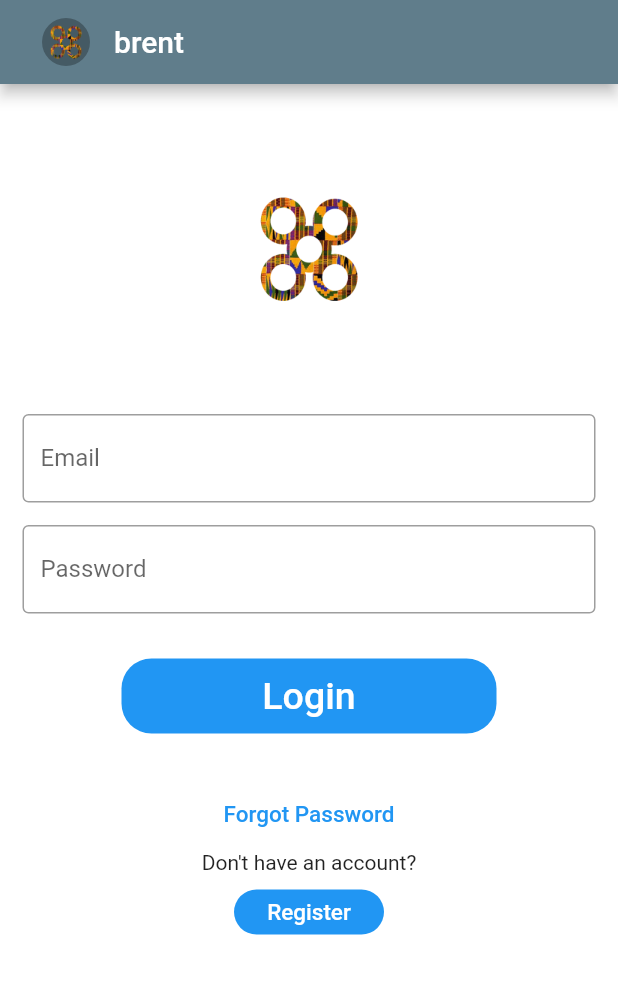
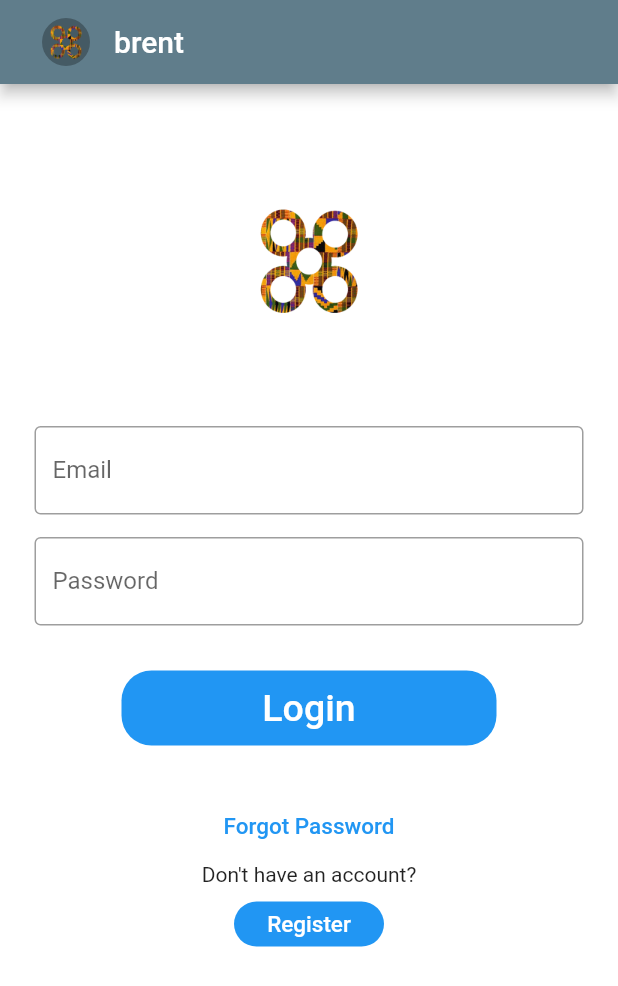
Before and after one commit to joehurdles/flutter-rent-app, a Flutter app: the DualRegisterView screen opened directly, after a tap on "LogIn As Property Owner", on a phone screen of 412 x 824 dp. Shown: the top 986 px of the screen. Run offline on Flutter 3.47's test engine with Material 2 defaults, Android fonts, the phone set to English and light mode, and no system bars; our stand-ins replace carousel_slider, shared_preferences; accounts and stored records are empty; network calls fail.

Commit message:
code refactored

```diff
--- a/lib/views/dual_register.dart
+++ b/lib/views/dual_register.dart
@@ -22,12 +22,12 @@ class DualRegisterView extends StatelessWidget {
 
             ),
       ),
-        title: Text("brent"),
+        title: const Text("brent"),
       ),
        body:
         ListView(
 
-      padding: EdgeInsets.all(10),
+      padding: const EdgeInsets.all(10),
 
         children: [
            Container(
@@ -40,14 +40,14 @@ class DualRegisterView extends StatelessWidget {
                   Navigator.push(
                       context, MaterialPageRoute(builder: (_) => LandlordLogin()));
                 },
-                child: Text(
+                child: const Text(
                   'LogIn As Property Owner',
                   style: TextStyle(color: Colors.white, fontSize: 15),
                 ),
               ),
             ),
 
-             SizedBox(
+             const SizedBox(
               height: 40,
            ),
 
@@ -61,14 +61,14 @@ class DualRegisterView extends StatelessWidget {
                   Navigator.push(
                       context, MaterialPageRoute(builder: (_) => Login()));
                 },
-                child: Text(
+                child: const Text(
                   'LogIn As Tenant',
                   style: TextStyle(color: Colors.white, fontSize: 15),
                 ),
               ),
             ),
 
-          SizedBox(
+          const SizedBox(
               height: 100,
            ),
 
@@ -82,14 +82,14 @@ class DualRegisterView extends StatelessWidget {
                   Navigator.push(
                       context, MaterialPageRoute(builder: (_) => LandlordRegisterView()));
                 },
-                child: Text(
+                child: const Text(
                   'Register As Property Owner',
                   style: TextStyle(color: Colors.white, fontSize: 15),
                 ),
               ),
             ),
 
-             SizedBox(
+             const SizedBox(
               height: 40,
            ),
 
@@ -103,7 +103,7 @@ class DualRegisterView extends StatelessWidget {
                   Navigator.push(
                       context, MaterialPageRoute(builder: (_) => RegisterView()));
                 },
-                child: Text(
+                child: const Text(
                   'Register As Tenant',
                   style: TextStyle(color: Colors.white, fontSize: 15),
                 ),
--- a/lib/views/house_view.dart
+++ b/lib/views/house_view.dart
@@ -51,12 +51,12 @@ class HouseView extends StatelessWidget {
 
           leading: Image.asset('assets/images/loyalKenss.png'),
            title: Text(description,
-           style:TextStyle(
+           style:const TextStyle(
              fontSize:15,
              fontWeight: FontWeight.w800,
              color: Colors.black),
              ),
-             subtitle: Text("Location: "+location, style:TextStyle(fontSize:12,fontWeight: FontWeight.w500, color: Colors.black),
+             subtitle: Text("Location: "+location, style:const TextStyle(fontSize:12,fontWeight: FontWeight.w500, color: Colors.black),
         ),
            trailing: Row(
           mainAxisSize: MainAxisSize.min,
--- a/lib/views/item1.dart
+++ b/lib/views/item1.dart
@@ -1,12 +1,11 @@
 import 'package:flutter/material.dart';
-import 'package:carousel_slider/carousel_slider.dart';
 
 class Item1 extends StatelessWidget {
   const Item1({Key? key}) : super(key: key);
 @override
   Widget build(BuildContext context) {
     return Container(
-      decoration: BoxDecoration(
+      decoration: const BoxDecoration(
         gradient: LinearGradient(
           begin: Alignment.topLeft,
           end: Alignment.bottomRight,
@@ -16,7 +15,7 @@ class Item1 extends StatelessWidget {
       ),
       child: Column(
         mainAxisAlignment: MainAxisAlignment.center,
-        children: <Widget>[
+        children: const <Widget>[
         Image(image: NetworkImage('https://images.unsplash.com/photo-1505691938895-1758d7feb511?ixlib=rb-1.2.1&ixid=MnwxMjA3fDB8MHxwaG90by1wYWdlfHx8fGVufDB8fHx8&auto=format&fit=crop&w=870&q=80'),
             height: 492.0,
             fit: BoxFit.cover,
--- a/lib/views/item2.dart
+++ b/lib/views/item2.dart
@@ -1,11 +1,10 @@
 import 'package:flutter/material.dart';
-import 'package:carousel_slider/carousel_slider.dart';
 class Item2 extends StatelessWidget {
   const Item2({Key? key}) : super(key: key);
 @override
   Widget build(BuildContext context) {
     return Container(
-      decoration: BoxDecoration(
+      decoration: const BoxDecoration(
         gradient: LinearGradient(
           begin: Alignment.topLeft,
           end: Alignment.bottomRight,
@@ -15,7 +14,7 @@ class Item2 extends StatelessWidget {
       ),
       child: Column(
         mainAxisAlignment: MainAxisAlignment.center,
-        children: <Widget>[
+        children: const <Widget>[
         Image(image: NetworkImage('https://images.unsplash.com/flagged/photo-1556438758-1d61c8c65409?ixlib=rb-1.2.1&ixid=MnwxMjA3fDB8MHxwaG90by1wYWdlfHx8fGVufDB8fHx8&auto=format&fit=crop&w=874&q=80'),
             height: 492.0,
             fit: BoxFit.cover,
--- a/lib/views/item3.dart
+++ b/lib/views/item3.dart
@@ -1,13 +1,11 @@
 import 'package:flutter/material.dart';
-import 'package:carousel_slider/carousel_slider.dart';
-import 'package:rent/views/card_view.dart';
 
 class Item3 extends StatelessWidget {
   const Item3({Key? key}) : super(key: key);
 @override
   Widget build(BuildContext context) {
     return Container(
-      decoration: BoxDecoration(
+      decoration: const BoxDecoration(
         gradient: LinearGradient(
           begin: Alignment.topLeft,
           end: Alignment.bottomRight,
@@ -17,7 +15,7 @@ class Item3 extends StatelessWidget {
       ),
       child: Column(
         mainAxisAlignment: MainAxisAlignment.center,
-        children: <Widget>[
+        children: const <Widget>[
         Image(image: NetworkImage('https://images.unsplash.com/photo-1530629013299-6cb10d168419?ixlib=rb-1.2.1&ixid=MnwxMjA3fDB8MHxwaG90by1wYWdlfHx8fGVufDB8fHx8&auto=format&fit=crop&w=867&q=80'),
             height: 492.0,
             fit: BoxFit.cover,
--- a/lib/views/landlord_login.dart
+++ b/lib/views/landlord_login.dart
@@ -1,10 +1,16 @@
 import 'package:flutter/material.dart';
 import 'package:rent/views/landlord_register.dart';
 import 'package:rent/views/ownerViewProfile.dart';
-import 'package:rent/views/welcome_view.dart';
 import 'package:http/http.dart' as http;
 import 'dart:convert';
 import 'package:shared_preferences/shared_preferences.dart';
+
+
+// update
+
+
+
+
 
 class LandlordLogin extends StatefulWidget {
   @override
@@ -12,8 +18,10 @@ class LandlordLogin extends StatefulWidget {
 }
 bool isLoading = false;
 
+class _LandlordLoginState extends State<LandlordLogin> {
+  final TextEditingController _controller = TextEditingController();
+  final TextEditingController _controller1 = TextEditingController();
 
-class _LandlordLoginState extends State<LandlordLogin> {
 
   createLogin(String email, String password) async {
   Map data = {
@@ -40,15 +48,27 @@ class _LandlordLoginState extends State<LandlordLogin> {
       sharedPreferences.setString("token", jsonData['token']);
       // Navigator.of(context).pushNamedAndRemoveUntil(HouseView(), (Route<dynamic> route ) => false);
       Navigator.push(context, MaterialPageRoute(builder: (_) => const OwnerProfile()));
+
     });
-    print(jsonData['token']);
+
 
   } else {
+    isLoading =false;
+    (context) {
+      const Text(
+              'Failed',
+              style: TextStyle(color: Colors.white, fontSize: 25),
+            );
+
+    };
+
     // If the server did not return a 201 CREATED response,
     // then throw an exception.
+
     throw Exception('Failed to create album.');
   }
 }
+
 
   @override
   Widget build(BuildContext context) {
@@ -56,25 +76,32 @@ class _LandlordLoginState extends State<LandlordLogin> {
       backgroundColor: Colors.white,
       appBar: AppBar(
         leadingWidth: 60,
-      leading:  Padding(
+        leading: Padding(
           padding: const EdgeInsets.only(left: 28.0),
           child: CircleAvatar(
-              radius: 30,
-              child: Image.asset('assets/images/loyalKenss.png')
+              radius: 30, child: Image.asset('assets/images/loyalKenss.png')
               // backgroundImage: NetworkImage('https://images.unsplash.com/photo-1585771724684-38269d6639fd?ixlib=rb-1.2.1&ixid=MnwxMjA3fDB8MHxwaG90by1wYWdlfHx8fGVufDB8fHx8&auto=format&fit=crop&w=1170&q=80')
 
               ),
         ),
-        title: Text("brent"),
+        title: const Text("brent"),
       ),
-      body: SingleChildScrollView(
-        child: Column(
+      body: Container(
+        alignment: Alignment.center,
+        padding: const EdgeInsets.all(8.0),
+        child: isLoading ? const Center(child:  CircularProgressIndicator()) : buildColumn(),
+
+      ),
+    );
+  }
+
+  Column buildColumn() {
+    return Column(
       children: <Widget>[
         Padding(
           padding: const EdgeInsets.all(10.0),
-
           child: Center(
-                child: Container(
+            child: SizedBox(
                 width: 100,
                 height: 200,
                 /*decoration: BoxDecoration(
@@ -85,9 +112,10 @@ class _LandlordLoginState extends State<LandlordLogin> {
         ),
         Padding(
           //padding: const EdgeInsets.only(left:15.0,right: 15.0,top:0,bottom: 0),
-              padding: EdgeInsets.symmetric(horizontal: 15),
+          padding: const EdgeInsets.symmetric(horizontal: 15),
           child: TextField(
-                decoration: InputDecoration(
+            controller: _controller,
+            decoration: const InputDecoration(
                 border: OutlineInputBorder(),
                 labelText: 'Email',
                 hintText: 'Enter valid email id as abc@gmail.com'),
@@ -98,15 +126,15 @@ class _LandlordLoginState extends State<LandlordLogin> {
               left: 15.0, right: 15.0, top: 15, bottom: 0),
           //padding: EdgeInsets.symmetric(horizontal: 15),
           child: TextField(
-
+            controller: _controller1,
             obscureText: true,
-                decoration: InputDecoration(
+            decoration: const InputDecoration(
                 border: OutlineInputBorder(),
                 labelText: 'Password',
                 hintText: 'Enter secure password'),
           ),
         ),
-           SizedBox(
+        const SizedBox(
           height: 30,
         ),
         Container(
@@ -116,30 +144,34 @@ class _LandlordLoginState extends State<LandlordLogin> {
               color: Colors.blue, borderRadius: BorderRadius.circular(20)),
           child: FlatButton(
             onPressed: () {
-                  Navigator.push(
-                      context, MaterialPageRoute(builder: (_) => OwnerProfile()));
+              setState(() {
+                isLoading = true;
+
+              });
+              createLogin(_controller.text, _controller1.text);
+              // Navigator.push(
+              //     context, MaterialPageRoute(builder: (_) => MyHomePage()));
             },
-                child: Text(
+            child: const Text(
               'Login',
               style: TextStyle(color: Colors.white, fontSize: 25),
             ),
           ),
         ),
-            SizedBox(
+        const SizedBox(
           height: 30,
         ),
         FlatButton(
-              onPressed: (){
-                //TODO FORGOT PASSWORD SCREEN GOES HERE
+          onPressed: () {
+            //FORGOT PASSWORD SCREEN GOES HERE
           },
-              child: Text(
+          child: const Text(
             'Forgot Password',
             style: TextStyle(color: Colors.blue, fontSize: 15),
           ),
         ),
-            Text("Don't have an account?"),
-
-            SizedBox(
+        const Text("Don't have an account?"),
+        const SizedBox(
           height: 10,
         ),
         Container(
@@ -152,16 +184,31 @@ class _LandlordLoginState extends State<LandlordLogin> {
               Navigator.push(
                   context, MaterialPageRoute(builder: (_) => LandlordRegisterView()));
             },
-                child: Text(
+            child: const Text(
               'Register',
               style: TextStyle(color: Colors.white, fontSize: 15),
             ),
           ),
         ),
-
       ],
-        ),
-      ),
     );
   }
+
+  // FutureBuilder<SignIn> buildFutureBuilder() {
+  //   return FutureBuilder<SignIn>(
+  //     future: _futureSignin,
+  //     builder: (context, snapshot) {
+  //       print(snapshot);
+  //       print(snapshot.hasData);
+
+  //       if (snapshot.hasData) {
+  //         return Text('Success!');
+  //       } else if (snapshot.hasError) {
+  //         return Text('xxxx');
+  //       }
+
+  //       return const CircularProgressIndicator();
+  //     },
+  //   );
+  // }
 }
--- a/lib/views/menu_view.dart
+++ b/lib/views/menu_view.dart
@@ -19,7 +19,7 @@ class MenuView extends StatelessWidget {
 
       //       ),
       // ),
-        title: Text("brent"),
+        title: const Text("brent"),
       ),
       body: const Center(
         child: Text('My Page!'),
--- a/lib/views/noti_view.dart
+++ b/lib/views/noti_view.dart
@@ -8,7 +8,7 @@ class Notifications extends StatelessWidget {
 Widget build(BuildContext context) {
 	return Scaffold(
 	appBar: AppBar(leading: IconButton(onPressed: (){Navigator.push(
-                      context, MaterialPageRoute(builder: (_) =>  MyHomePage()));}, icon: Icon(Icons.arrow_back) ),
+                      context, MaterialPageRoute(builder: (_) =>  MyHomePage()));}, icon: const Icon(Icons.arrow_back) ),
 
       //    leadingWidth: 60,
       // leading:  Padding(
@@ -26,8 +26,8 @@ Widget build(BuildContext context) {
 		itemCount: 5,
 		itemBuilder: (BuildContext context,int index){
 		return ListTile(
-			leading: Icon(Icons.list),
-			trailing: Text("GFG",
+			leading: const Icon(Icons.list),
+			trailing: const Text("GFG",
 						style: TextStyle(
 							color: Colors.green,fontSize: 15),),
 			title:Text("List item $index")
--- a/lib/views/welcome_view.dart
+++ b/lib/views/welcome_view.dart
@@ -20,9 +20,9 @@ class WelcomeView extends StatelessWidget {
       //   title: Text("brent"),
       // ),
       body:  ListView(
-      padding: EdgeInsets.all(30),
+      padding: const EdgeInsets.all(30),
           children: <Widget>[
-            SizedBox(
+            const SizedBox(
               height: 150,
            ),
             Padding(
@@ -41,7 +41,7 @@ class WelcomeView extends StatelessWidget {
               ),
             ),
 
-              SizedBox(
+              const SizedBox(
               height: 130,
            ),
            Container(
```
Also changed, not shown: lib/main.dart (+1 -16 lines), lib/views/card_view.dart (+16 -19 lines), lib/views/home_view.dart (+4 -3 lines), lib/views/item4.dart (+7 -10 lines), lib/views/item5.dart (+7 -10 lines), lib/views/landlord_register.dart (+20 -20 lines), lib/views/login_view.dart (+20 -17 lines), lib/views/userprofile.dart (+7 -8 lines). Lines whose indentation alone changed are shown as unchanged.
